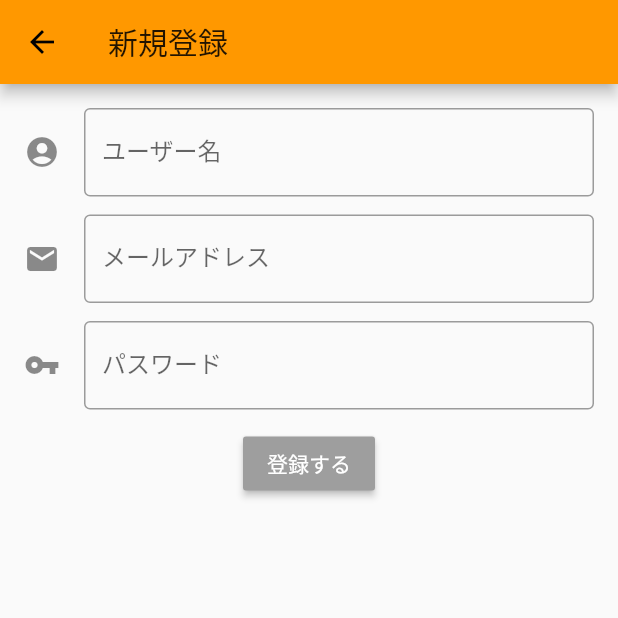
After one commit to matsukawa-s/tabitabi_app, a Flutter app: the screen it shows after launch, after a tap on "新規登録はこちら", on a phone screen of 412 x 824 dp, the top half of it. The commit adds this screen. Run offline on Flutter 3.47's test engine with Material 2 defaults, Android fonts, the phone set to English and light mode, and no system bars; our stand-ins replace flutter_rating_bar, google_maps_flutter, like_button, location, page_transition, shared_preferences and 1 more; missing offline and left inert: google_maps_webservice; network calls fail.

Commit message:
ユーザー登録機能の実装

```diff
--- a/lib/login.dart
+++ b/lib/login.dart
@@ -1,8 +1,10 @@
 import 'dart:convert';
 
 import 'package:flutter/material.dart';
+import 'package:page_transition/page_transition.dart';
 import 'package:shared_preferences/shared_preferences.dart';
 import 'package:tabitabi_app/main.dart';
+import 'package:tabitabi_app/register.dart';
 
 import 'network_utils/api.dart';
 
@@ -28,7 +30,9 @@ class _LoginPageState extends State<LoginPage> {
         child: Container(
           padding: EdgeInsets.all(16.0),
           child: Center(
-              child: Form(
+              child: Column(
+                children: [
+                  Form(
                       key: _formKey,
                       child: Column(
                         children: [
@@ -83,6 +87,23 @@ class _LoginPageState extends State<LoginPage> {
                         ],
                       )
                   ),
+                  Divider(),
+                  FlatButton(
+                      onPressed: (){
+                        Navigator.push(
+                          context,
+                          PageTransition(
+                              type: PageTransitionType.fade,
+                              child: RegisterPage(),
+                              inheritTheme: true,
+                              ctx: context
+                          ),
+                        );
+                      },
+                      child: Text("新規登録はこちら")
+                  )
+                ],
+              ),
           ),
         ),
       ),
--- /dev/null
+++ b/lib/register.dart
@@ -0,0 +1,133 @@
+import 'dart:convert';
+
+import 'package:flutter/material.dart';
+import 'package:shared_preferences/shared_preferences.dart';
+
+import 'main.dart';
+import 'network_utils/api.dart';
+
+class RegisterPage extends StatefulWidget {
+  @override
+  _RegisterPageState createState() => _RegisterPageState();
+}
+
+class _RegisterPageState extends State<RegisterPage> {
+  final _formKey = GlobalKey<FormState>();
+
+  String _name;
+  String _email;
+  String _password;
+  String errorMessage = "";
+  @override
+  Widget build(BuildContext context) {
+    return Scaffold(
+      appBar: AppBar(
+        title: Text("新規登録"),
+      ),
+      body: SafeArea(
+        child: Container(
+          padding: EdgeInsets.all(16.0),
+          child: Center(
+            child: Column(
+              children: [
+                Form(
+                    key: _formKey,
+                    child: Column(
+                      children: [
+                        Container(
+                          margin: EdgeInsets.only(bottom: 12.0),
+                          child: TextFormField(
+                            decoration: InputDecoration(
+                              icon: Icon(Icons.account_circle),
+                              border: OutlineInputBorder(),
+                              labelText: 'ユーザー名',
+                            ),
+                            validator: (inputName){
+                              if(inputName.isEmpty){
+                                return 'ユーザー名を入力してください';
+                              }
+                              _name = inputName;
+                              return null;
+                            },
+                          ),
+                        ),
+                        TextFormField(
+                          decoration: InputDecoration(
+                            icon: Icon(Icons.email),
+                            border: OutlineInputBorder(),
+                            labelText: 'メールアドレス',
+                          ),
+                          validator: (inputEmail){
+                            if(inputEmail.isEmpty){
+                              return 'メールアドレスを入力してください';
+                            }
+                            _email = inputEmail;
+                            return null;
+                          },
+                        ),
+                        Container(
+                          margin: EdgeInsets.only(top: 12.0,bottom: 12.0),
+                          child: TextFormField(
+                            obscureText: true,
+                            decoration: InputDecoration(
+                              icon: Icon(Icons.vpn_key),
+                              border: OutlineInputBorder(),
+                              labelText: 'パスワード',
+                            ),
+                            validator: (inputPassword){
+                              if(inputPassword.isEmpty){
+                                return 'パスワードを入力してください';
+                              }
+                              _password = inputPassword;
+                              return null;
+                            },
+                          ),
+                        ),
+                        RaisedButton(
+                            child: Text("登録する"),
+                            color: Colors.grey,
+                            textColor: Colors.white,
+                            onPressed: (){
+                              if(_formKey.currentState.validate()){
+                                _register();
+                              }
+                            }
+                        ),
+                        Container(
+                          child: Text(
+                            errorMessage,
+                            style: TextStyle(color: Colors.red),
+                          ),
+                        ),
+                      ],
+                    )
+                ),
+              ],
+            ),
+          ),
+        ),
+      ),
+    );
+  }
+
+  void _register() async{
+    var data = {
+      "name" : _name,
+      "email" : _email,
+      "password" : _password
+    };
+
+    var res = await Network().authData(data, 'auth/register');
+    var body = json.decode(res.body);
+
+    if(body['success']){
+      SharedPreferences localStorage = await SharedPreferences.getInstance();
+      localStorage.setString('token', json.encode(body['token']));
+      localStorage.setString('user', json.encode(body['user']));
+
+      Navigator.pushReplacement(context, MaterialPageRoute(
+          builder: (context) => MyHomePage()
+      ));
+    }
+  }
+}
```
Also changed, not shown: lib/main.dart (+17 -16 lines). Lines whose indentation alone changed are shown as unchanged.
